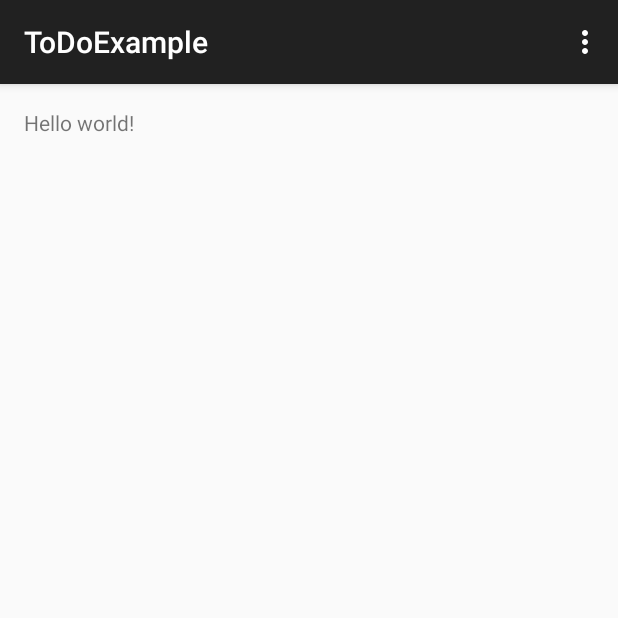
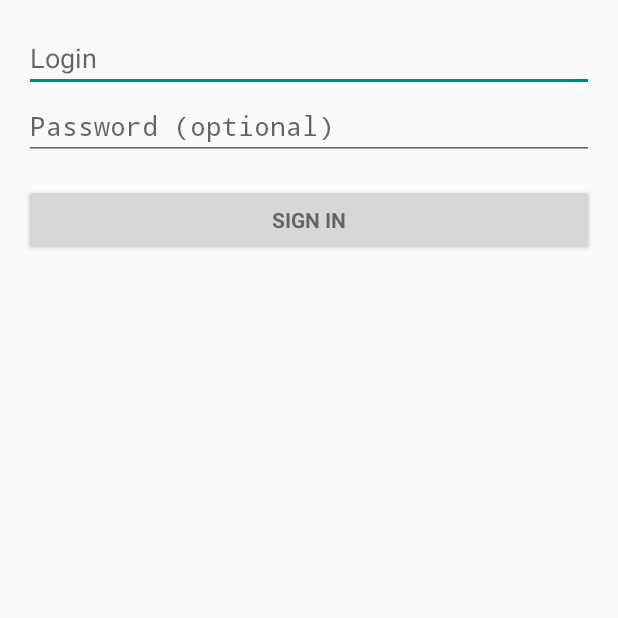
Before and after one commit to farmatholin/diplom, an Android app: the screen it shows after launch (MainActivity), on a phone screen of 412 x 824 dp, the top half of it. Run offline under Robolectric (Android 15) with nearby library versions, the phone set to English and light mode, and no system bars.

Commit message:
Example Todo App

```diff
--- a/SDK/Android/MUSDK/sdk/src/main/java/com/mubackend/musdk/munetworkmanager/MUNetworkManager.java
+++ b/SDK/Android/MUSDK/sdk/src/main/java/com/mubackend/musdk/munetworkmanager/MUNetworkManager.java
@@ -38,7 +38,7 @@ import java.util.Map;
  */
 public class MUNetworkManager {
     public static  String API_KEY = "";
-    public static final String BASE_URL = "http://10.0.2.2:8082/data/";
+    public static final String BASE_URL = "http://access-farmathapiserver.rhcloud.com/data/";
     private static AsyncHttpClient client = new AsyncHttpClient();
     public static void setAPI_KEY(String apiKey){
         API_KEY = apiKey;
@@ -211,6 +211,7 @@ public class MUNetworkManager {
             );
         }
 
+        Log.e("query Like", getAbsoluteUrl(collectionName + "?" +stringBuilder.toString()));
         client.get(getAbsoluteUrl(collectionName
                 + "?"
                 +stringBuilder.toString()
--- a/SDK/example/android/ToDoExample/app/build.gradle
+++ b/SDK/example/android/ToDoExample/app/build.gradle
@@ -22,6 +22,7 @@ android {
 
 dependencies {
     compile fileTree(dir: 'libs', include: ['*.jar'])
+    compile project(':sdk')
     compile 'com.android.support:appcompat-v7:19.+'
-    compile project(':sdk')
+    compile 'com.google.android.gms:play-services:4.2.42'
 }
--- a/SDK/example/android/ToDoExample/app/src/main/AndroidManifest.xml
+++ b/SDK/example/android/ToDoExample/app/src/main/AndroidManifest.xml
@@ -16,6 +16,12 @@
                 <category android:name="android.intent.category.LAUNCHER" />
             </intent-filter>
         </activity>
+        <activity
+            android:name=".TodoActivity"
+            android:label="@string/title_activity_todo" >
+        </activity>
     </application>
+    <!-- To access Google+ APIs: -->
+    <uses-permission android:name="android.permission.INTERNET" />
 
 </manifest>
--- a/SDK/example/android/ToDoExample/app/src/main/java/com/mubackend/todoexample/app/MainActivity.java
+++ b/SDK/example/android/ToDoExample/app/src/main/java/com/mubackend/todoexample/app/MainActivity.java
@@ -1,36 +1,186 @@
 package com.mubackend.todoexample.app;
 
-import android.support.v7.app.ActionBarActivity;
+import android.animation.Animator;
+import android.animation.AnimatorListenerAdapter;
+import android.annotation.TargetApi;
+import android.app.Activity;
+import android.content.Intent;
+import android.os.AsyncTask;
+import android.os.Build;
 import android.os.Bundle;
-import android.view.Menu;
-import android.view.MenuItem;
+import android.text.TextUtils;
+import android.util.Log;
+import android.view.KeyEvent;
+import android.view.View;
+import android.view.inputmethod.EditorInfo;
+import android.widget.AutoCompleteTextView;
+import android.widget.Button;
+import android.widget.EditText;
+import android.widget.TextView;
+
+import com.mubackend.musdk.customobject.MUCustomObject;
+import com.mubackend.musdk.munetworkmanager.MUNetworkManager;
+import com.mubackend.musdk.munetworkmanager.MUResponse;
+
+import java.util.HashMap;
+import java.util.List;
+import java.util.Map;
 
 
-public class MainActivity extends ActionBarActivity {
+public class MainActivity extends Activity {
+
+
+    private Activity self = this;
+
+    // UI references.
+    private AutoCompleteTextView mLoginView;
+    private EditText mPasswordView;
+    private View mProgressView;
+    private View mEmailLoginFormView;
+    private View mSignOutButtons;
+    private View mLoginFormView;
 
     @Override
     protected void onCreate(Bundle savedInstanceState) {
         super.onCreate(savedInstanceState);
-        setContentView(R.layout.activity_main);
+
+        MUNetworkManager.setAPI_KEY("539749c0e147750000c75a63");
+        setContentView(R.layout.activity_login);
+
+        // Set up the login form.
+        mLoginView = (AutoCompleteTextView) findViewById(R.id.login);
+
+        mPasswordView = (EditText) findViewById(R.id.password);
+        mPasswordView.setOnEditorActionListener(new TextView.OnEditorActionListener() {
+            @Override
+            public boolean onEditorAction(TextView textView, int id, KeyEvent keyEvent) {
+                if (id == R.id.login || id == EditorInfo.IME_NULL) {
+                    attemptLogin();
+                    return true;
+                }
+                return false;
+            }
+        });
+
+        Button signInButton = (Button) findViewById(R.id.sign_in_button);
+        signInButton.setOnClickListener(new View.OnClickListener() {
+            @Override
+            public void onClick(View view) {
+                attemptLogin();
+            }
+        });
+
+        mLoginFormView = findViewById(R.id.login_form);
+        mProgressView = findViewById(R.id.login_progress);
+        mEmailLoginFormView = findViewById(R.id.email_login_form);
     }
 
+    /**
+     * Attempts to sign in or register the account specified by the login form.
+     * If there are form errors (invalid email, missing fields, etc.), the
+     * errors are presented and no actual login attempt is made.
+     */
+    public void attemptLogin() {
 
-    @Override
-    public boolean onCreateOptionsMenu(Menu menu) {
-        // Inflate the menu; this adds items to the action bar if it is present.
-        getMenuInflater().inflate(R.menu.main, menu);
+        // Reset errors.
+        mLoginView.setError(null);
+        mPasswordView.setError(null);
+
+        // Store values at the time of the login attempt.
+        String email = mLoginView.getText().toString();
+        String password = mPasswordView.getText().toString();
+
+        boolean cancel = false;
+        View focusView = null;
+
+
+        // Check for a valid password, if the user entered one.
+        if (!TextUtils.isEmpty(password) && !isPasswordValid(password)) {
+            mPasswordView.setError(getString(R.string.error_invalid_password));
+            focusView = mPasswordView;
+            cancel = true;
+        }
+
+        // Check for a valid email address.
+        if (TextUtils.isEmpty(email)) {
+            mLoginView.setError(getString(R.string.error_field_required));
+            focusView = mLoginView;
+            cancel = true;
+        } else if (!isEmailValid(email)) {
+            mLoginView.setError(getString(R.string.error_invalid_email));
+            focusView = mLoginView;
+            cancel = true;
+        }
+
+        if (cancel) {
+            // There was an error; don't attempt login and focus the first
+            // form field with an error.
+            focusView.requestFocus();
+        } else {
+            // Show a progress spinner, and kick off a background task to
+            // perform the user login attempt.
+            showProgress(true);
+
+            Map<String,String> query = new HashMap<String, String>();
+
+            query.put("login",email);
+            query.put("password",password);
+            MUNetworkManager.getObjectsQuery("user", query, new MUResponse(){
+                @Override
+                public void onSuccess(List<MUCustomObject> muCustomObjects) {
+
+                    Log.e("get Query", muCustomObjects.toString());
+                    if(muCustomObjects.size() == 1){
+                        Intent intent = new Intent(self, TodoActivity.class);
+                        intent.putExtra("userId", muCustomObjects.get(0).getId());
+                        startActivityForResult(intent, 2);
+                    }
+                }
+            });
+        }
+    }
+
+    private boolean isEmailValid(String email) {
         return true;
     }
 
-    @Override
-    public boolean onOptionsItemSelected(MenuItem item) {
-        // Handle action bar item clicks here. The action bar will
-        // automatically handle clicks on the Home/Up button, so long
-        // as you specify a parent activity in AndroidManifest.xml.
-        int id = item.getItemId();
-        if (id == R.id.action_settings) {
-            return true;
+    private boolean isPasswordValid(String password) {
+        return password.length() >= 4;
+    }
+
+    /**
+     * Shows the progress UI and hides the login form.
+     */
+    @TargetApi(Build.VERSION_CODES.HONEYCOMB_MR2)
+    public void showProgress(final boolean show) {
+        // On Honeycomb MR2 we have the ViewPropertyAnimator APIs, which allow
+        // for very easy animations. If available, use these APIs to fade-in
+        // the progress spinner.
+        if (Build.VERSION.SDK_INT >= Build.VERSION_CODES.HONEYCOMB_MR2) {
+            int shortAnimTime = getResources().getInteger(android.R.integer.config_shortAnimTime);
+
+            mLoginFormView.setVisibility(show ? View.GONE : View.VISIBLE);
+            mLoginFormView.animate().setDuration(shortAnimTime).alpha(
+                    show ? 0 : 1).setListener(new AnimatorListenerAdapter() {
+                @Override
+                public void onAnimationEnd(Animator animation) {
+                    mLoginFormView.setVisibility(show ? View.GONE : View.VISIBLE);
+                }
+            });
+
+            mProgressView.setVisibility(show ? View.VISIBLE : View.GONE);
+            mProgressView.animate().setDuration(shortAnimTime).alpha(
+                    show ? 1 : 0).setListener(new AnimatorListenerAdapter() {
+                @Override
+                public void onAnimationEnd(Animator animation) {
+                    mProgressView.setVisibility(show ? View.VISIBLE : View.GONE);
+                }
+            });
+        } else {
+            // The ViewPropertyAnimator APIs are not available, so simply show
+            // and hide the relevant UI components.
+            mProgressView.setVisibility(show ? View.VISIBLE : View.GONE);
+            mLoginFormView.setVisibility(show ? View.GONE : View.VISIBLE);
         }
-        return super.onOptionsItemSelected(item);
     }
 }
--- /dev/null
+++ b/SDK/example/android/ToDoExample/app/src/main/res/layout/activity_login.xml
@@ -0,0 +1,72 @@
+<LinearLayout xmlns:android="http://schemas.android.com/apk/res/android"
+    xmlns:tools="http://schemas.android.com/tools"
+    android:layout_width="match_parent"
+    android:layout_height="match_parent"
+    android:gravity="center_horizontal"
+    android:orientation="vertical"
+    android:paddingBottom="@dimen/activity_vertical_margin"
+    android:paddingLeft="@dimen/activity_horizontal_margin"
+    android:paddingRight="@dimen/activity_horizontal_margin"
+    android:paddingTop="@dimen/activity_vertical_margin"
+    tools:context="com.mubackend.todoexample.app.MainActivity">
+
+    <!-- Login progress -->
+    <ProgressBar
+        android:id="@+id/login_progress"
+        style="?android:attr/progressBarStyleLarge"
+        android:layout_width="wrap_content"
+        android:layout_height="wrap_content"
+        android:layout_marginBottom="8dp"
+        android:visibility="gone"/>
+
+    <ScrollView
+        android:id="@+id/login_form"
+        android:layout_width="match_parent"
+        android:layout_height="match_parent"
+        >
+        <LinearLayout
+            android:layout_width="match_parent"
+            android:layout_height="wrap_content"
+            android:orientation="vertical">
+
+            <LinearLayout
+                android:id="@+id/email_login_form"
+                android:layout_width="match_parent"
+                android:layout_height="wrap_content"
+                android:orientation="vertical">
+
+                <AutoCompleteTextView
+                    android:id="@+id/login"
+                    android:layout_width="match_parent"
+                    android:layout_height="wrap_content"
+                    android:hint="@string/prompt_email"
+                    android:inputType="text"
+                    android:maxLines="1"
+                    android:singleLine="true"/>
+
+                <EditText
+                    android:id="@+id/password"
+                    android:layout_width="match_parent"
+                    android:layout_height="wrap_content"
+                    android:hint="@string/prompt_password"
+                    android:imeActionId="@+id/login"
+                    android:imeActionLabel="@string/action_sign_in_short"
+                    android:imeOptions="actionUnspecified"
+                    android:inputType="textPassword"
+                    android:maxLines="1"
+                    android:singleLine="true"/>
+
+                <Button
+                    android:id="@+id/sign_in_button"
+                    style="?android:textAppearanceSmall"
+                    android:layout_width="match_parent"
+                    android:layout_height="wrap_content"
+                    android:layout_marginTop="16dp"
+                    android:text="@string/action_sign_in"
+                    android:textStyle="bold"/>
+
+            </LinearLayout>
+        </LinearLayout>
+    </ScrollView>
+
+</LinearLayout>
--- a/SDK/example/android/ToDoExample/app/src/main/res/layout/activity_main.xml
+++ /dev/null
@@ -1,16 +0,0 @@
-<RelativeLayout xmlns:android="http://schemas.android.com/apk/res/android"
-    xmlns:tools="http://schemas.android.com/tools"
-    android:layout_width="match_parent"
-    android:layout_height="match_parent"
-    android:paddingLeft="@dimen/activity_horizontal_margin"
-    android:paddingRight="@dimen/activity_horizontal_margin"
-    android:paddingTop="@dimen/activity_vertical_margin"
-    android:paddingBottom="@dimen/activity_vertical_margin"
-    tools:context=".MainActivity">
-
-    <TextView
-        android:text="@string/hello_world"
-        android:layout_width="wrap_content"
-        android:layout_height="wrap_content" />
-
-</RelativeLayout>
--- a/SDK/example/android/ToDoExample/app/src/main/res/values/strings.xml
+++ b/SDK/example/android/ToDoExample/app/src/main/res/values/strings.xml
@@ -4,5 +4,7 @@
     <string name="app_name">ToDoExample</string>
     <string name="hello_world">Hello world!</string>
     <string name="action_settings">Settings</string>
+    <string name="login">Login</string>
+    <string name="title_activity_todo">TodoActivity</string>
 
 </resources>
--- /dev/null
+++ b/SDK/example/android/ToDoExample/app/src/main/res/values/strings_activity_login.xml
@@ -0,0 +1,15 @@
+<resources>
+        <string name="title_activity_login">Sign in</string>
+
+    <!-- Strings related to login -->
+    <string name="prompt_email">Login</string>
+    <string name="prompt_password">Password (optional)</string>
+    <string name="action_sign_in">Sign in</string>
+    <string name="action_sign_in_short">Sign in</string>
+    <string name="plus_sign_out">Switch Google+ account</string>
+    <string name="plus_disconnect">Disconnect from Google+</string>
+    <string name="error_invalid_email">This login address is invalid</string>
+    <string name="error_invalid_password">This password is too short</string>
+    <string name="error_incorrect_password">This password is incorrect</string>
+    <string name="error_field_required">This field is required</string>
+</resources>
--- a/SDK/example/android/ToDoExample/sdk/src/main/java/com/mubackend/musdk/munetworkmanager/MUNetworkManager.java
+++ b/SDK/example/android/ToDoExample/sdk/src/main/java/com/mubackend/musdk/munetworkmanager/MUNetworkManager.java
@@ -38,7 +38,7 @@ import java.util.Map;
  */
 public class MUNetworkManager {
     public static  String API_KEY = "";
-    public static final String BASE_URL = "http://10.0.2.2:8082/data/";
+    public static final String BASE_URL = "http://access-farmathapiserver.rhcloud.com/data/";
     private static AsyncHttpClient client = new AsyncHttpClient();
     public static void setAPI_KEY(String apiKey){
         API_KEY = apiKey;
@@ -210,7 +210,6 @@ public class MUNetworkManager {
                             + "&"
             );
         }
-
         client.get(getAbsoluteUrl(collectionName
                 + "?"
                 +stringBuilder.toString()
```
Also changed, not shown: SDK/Android/MUSDK/build.gradle (deleted, +0 -19 lines), SDK/example/android/ToDoExample/app/src/main/java/com/mubackend/todoexample/app/TodoActivity.java (added, +81 -0 lines), SDK/example/android/ToDoExample/app/src/main/java/com/mubackend/todoexample/app/todo/Todo.java (added, +66 -0 lines), SDK/example/android/ToDoExample/app/src/main/java/com/mubackend/todoexample/app/todo/adapter/TodoAdapter.java (added, +75 -0 lines), SDK/example/android/ToDoExample/app/src/main/res/layout/activity_todo.xml (added, +18 -0 lines), SDK/example/android/ToDoExample/app/src/main/res/layout/todo_item.xml (added, +32 -0 lines), SDK/example/android/ToDoExample/app/src/main/res/menu/todo.xml (added, +9 -0 lines), 173 other files.
